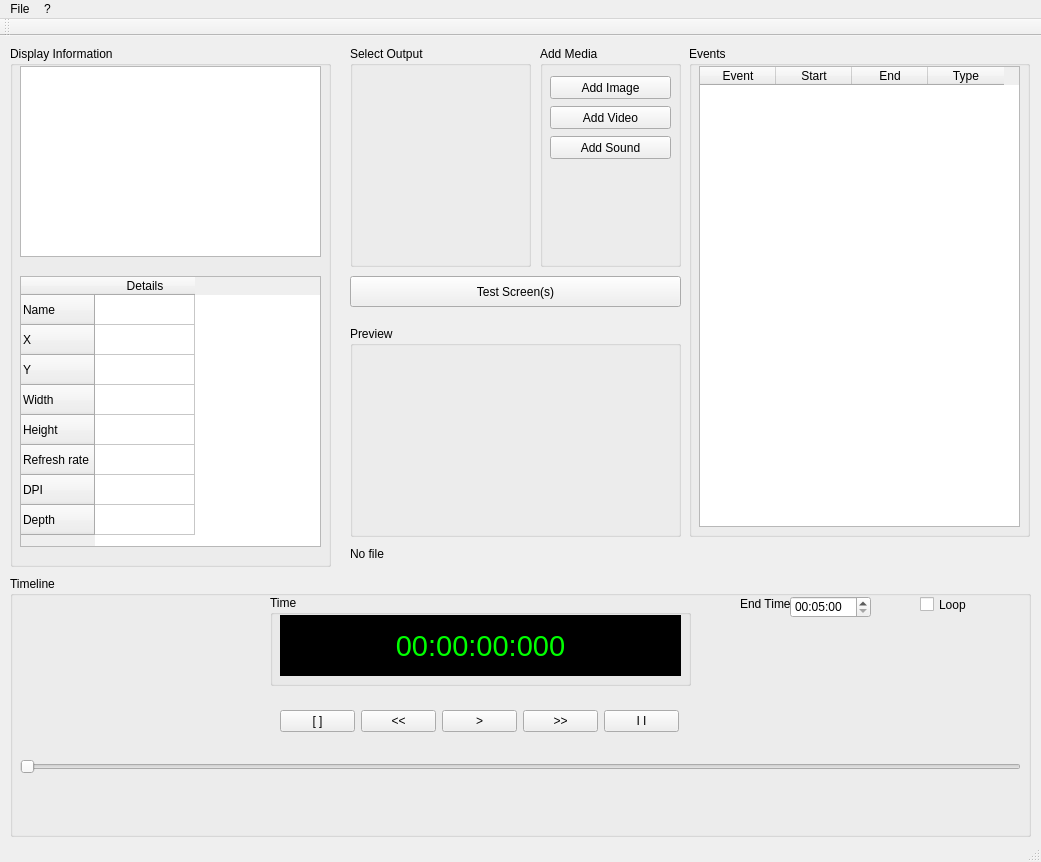
Before: the Qt Designer form DisplaySelector/mainwindow.ui in AlexRadacki/QtSfCM, drawn with Qt 5.
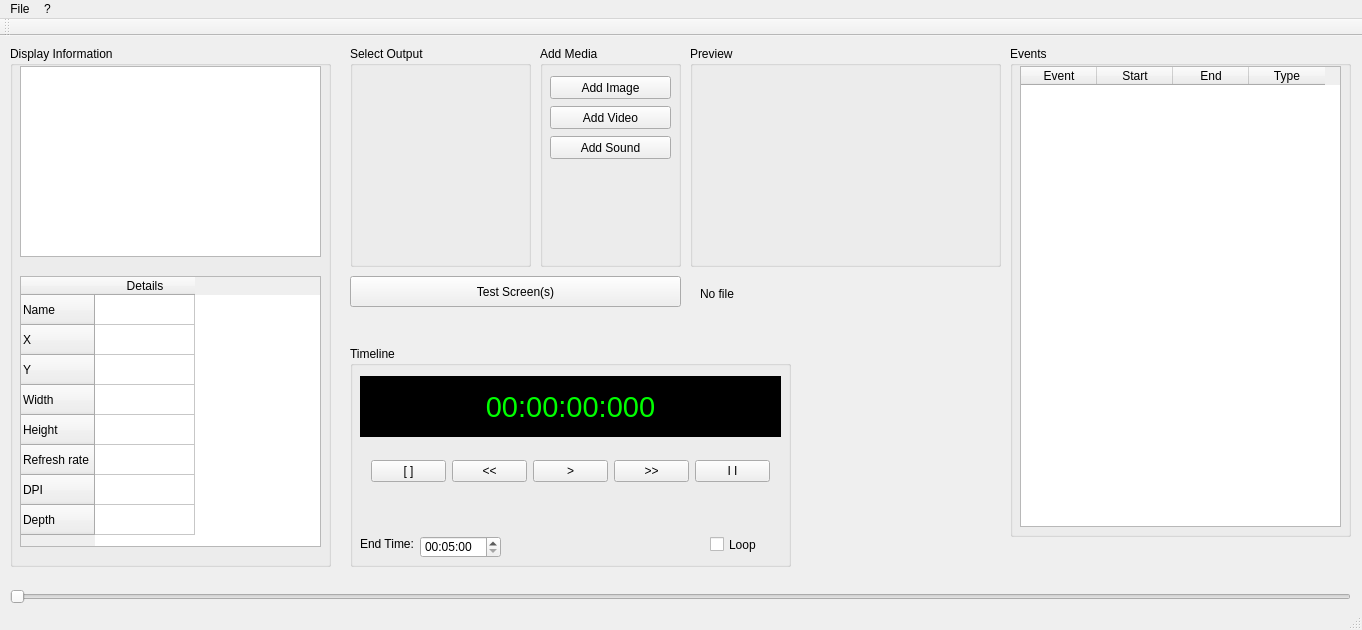
After: the same form once the commit is applied.

What changed in the file:
```diff
--- a/DisplaySelector/mainwindow.ui
+++ b/DisplaySelector/mainwindow.ui
@@ -6,8 +6,8 @@
    <rect>
     <x>0</x>
     <y>0</y>
-    <width>1041</width>
-    <height>862</height>
+    <width>1362</width>
+    <height>630</height>
    </rect>
   </property>
   <property name="windowTitle">
@@ -172,10 +172,10 @@
    <widget class="QGroupBox" name="videoBox">
     <property name="geometry">
      <rect>
-      <x>350</x>
-      <y>290</y>
-      <width>331</width>
-      <height>211</height>
+      <x>690</x>
+      <y>10</y>
+      <width>311</width>
+      <height>221</height>
      </rect>
     </property>
     <property name="title">
@@ -185,8 +185,8 @@
    <widget class="QLabel" name="fileNameLabel">
     <property name="geometry">
      <rect>
-      <x>350</x>
-      <y>510</y>
+      <x>700</x>
+      <y>250</y>
       <width>331</width>
       <height>16</height>
      </rect>
@@ -198,7 +198,7 @@
    <widget class="QGroupBox" name="eventListBox">
     <property name="geometry">
      <rect>
-      <x>689</x>
+      <x>1010</x>
       <y>10</y>
       <width>341</width>
       <height>491</height>
@@ -250,33 +250,20 @@
    <widget class="QGroupBox" name="timeLineBox">
     <property name="geometry">
      <rect>
-      <x>10</x>
-      <y>540</y>
-      <width>1021</width>
-      <height>261</height>
+      <x>350</x>
+      <y>310</y>
+      <width>441</width>
+      <height>221</height>
      </rect>
     </property>
     <property name="title">
      <string>Timeline</string>
     </property>
-    <widget class="QSlider" name="progressBar">
-     <property name="geometry">
-      <rect>
-       <x>10</x>
-       <y>180</y>
-       <width>1001</width>
-       <height>22</height>
-      </rect>
-     </property>
-     <property name="orientation">
-      <enum>Qt::Horizontal</enum>
-     </property>
-    </widget>
     <widget class="QLabel" name="label">
      <property name="geometry">
       <rect>
-       <x>730</x>
-       <y>20</y>
+       <x>10</x>
+       <y>190</y>
        <width>61</width>
        <height>16</height>
       </rect>
@@ -288,8 +275,8 @@
     <widget class="QTimeEdit" name="timeEdit">
      <property name="geometry">
       <rect>
-       <x>780</x>
-       <y>20</y>
+       <x>70</x>
+       <y>190</y>
        <width>81</width>
        <height>22</height>
       </rect>
@@ -311,8 +298,8 @@
     <widget class="QCheckBox" name="checkBox">
      <property name="geometry">
       <rect>
-       <x>910</x>
-       <y>20</y>
+       <x>360</x>
+       <y>190</y>
        <width>61</width>
        <height>17</height>
       </rect>
@@ -321,24 +308,59 @@
       <string>Loop</string>
      </property>
     </widget>
-    <widget class="QGroupBox" name="timerDisplayBox">
+    <widget class="QWidget" name="horizontalLayoutWidget">
      <property name="geometry">
       <rect>
-       <x>260</x>
-       <y>19</y>
+       <x>10</x>
+       <y>100</y>
        <width>421</width>
-       <height>91</height>
+       <height>51</height>
       </rect>
      </property>
-     <property name="title">
-      <string>Time</string>
-     </property>
+     <layout class="QHBoxLayout" name="horizontalLayout">
+      <item>
+       <widget class="QPushButton" name="stop_Button">
+        <property name="text">
+         <string>[ ]</string>
+        </property>
+       </widget>
+      </item>
+      <item>
+       <widget class="QPushButton" name="backward_Button">
+        <property name="text">
+         <string>&lt;&lt;</string>
+        </property>
+       </widget>
+      </item>
+      <item>
+       <widget class="QPushButton" name="play_Button">
+        <property name="text">
+         <string>&gt;</string>
+        </property>
+       </widget>
+      </item>
+      <item>
+       <widget class="QPushButton" name="forward_Button">
+        <property name="text">
+         <string>&gt;&gt;</string>
+        </property>
+       </widget>
+      </item>
+      <item>
+       <widget class="QPushButton" name="pause_Button">
+        <property name="text">
+         <string>I I</string>
+        </property>
+       </widget>
+      </item>
+     </layout>
+    </widget>
      <widget class="QLabel" name="time_label">
       <property name="geometry">
        <rect>
         <x>10</x>
-        <y>20</y>
-        <width>401</width>
+       <y>30</y>
+       <width>421</width>
         <height>61</height>
        </rect>
       </property>
@@ -560,60 +582,6 @@
       </property>
      </widget>
     </widget>
-    <widget class="QWidget" name="horizontalLayoutWidget">
-     <property name="geometry">
-      <rect>
-       <x>259</x>
-       <y>120</y>
-       <width>421</width>
-       <height>51</height>
-      </rect>
-     </property>
-     <layout class="QHBoxLayout" name="horizontalLayout">
-      <item>
-       <widget class="QPushButton" name="stop_Button">
-        <property name="text">
-         <string>[ ]</string>
-        </property>
-       </widget>
-      </item>
-      <item>
-       <widget class="QPushButton" name="backward_Button">
-        <property name="text">
-         <string>&lt;&lt;</string>
-        </property>
-       </widget>
-      </item>
-      <item>
-       <widget class="QPushButton" name="play_Button">
-        <property name="text">
-         <string>&gt;</string>
-        </property>
-       </widget>
-      </item>
-      <item>
-       <widget class="QPushButton" name="forward_Button">
-        <property name="text">
-         <string>&gt;&gt;</string>
-        </property>
-       </widget>
-      </item>
-      <item>
-       <widget class="QPushButton" name="pause_Button">
-        <property name="text">
-         <string>I I</string>
-        </property>
-       </widget>
-      </item>
-     </layout>
-    </widget>
-    <zorder>timerDisplayBox</zorder>
-    <zorder>progressBar</zorder>
-    <zorder>label</zorder>
-    <zorder>timeEdit</zorder>
-    <zorder>checkBox</zorder>
-    <zorder>horizontalLayoutWidget</zorder>
-   </widget>
    <widget class="QGroupBox" name="addEventBox">
     <property name="geometry">
      <rect>
@@ -666,6 +634,19 @@
      </property>
     </widget>
    </widget>
+   <widget class="QSlider" name="progressBar">
+    <property name="geometry">
+     <rect>
+      <x>10</x>
+      <y>550</y>
+      <width>1341</width>
+      <height>22</height>
+     </rect>
+    </property>
+    <property name="orientation">
+     <enum>Qt::Horizontal</enum>
+    </property>
+   </widget>
   </widget>
   <widget class="QToolBar" name="mainToolBar">
    <attribute name="toolBarArea">
@@ -681,7 +662,7 @@
     <rect>
      <x>0</x>
      <y>0</y>
-     <width>1041</width>
+     <width>1362</width>
      <height>21</height>
     </rect>
    </property>
```
Left out of the diff: 6 changed lines with no effect on the pictures. Lines whose indentation alone changed are shown as unchanged.
